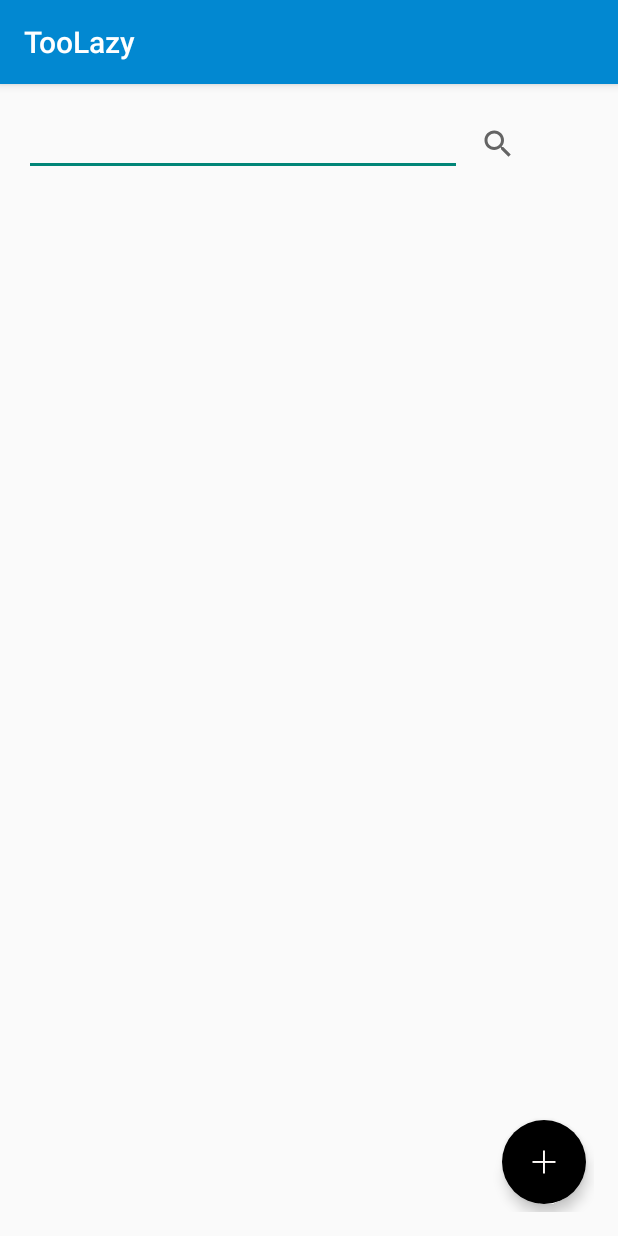
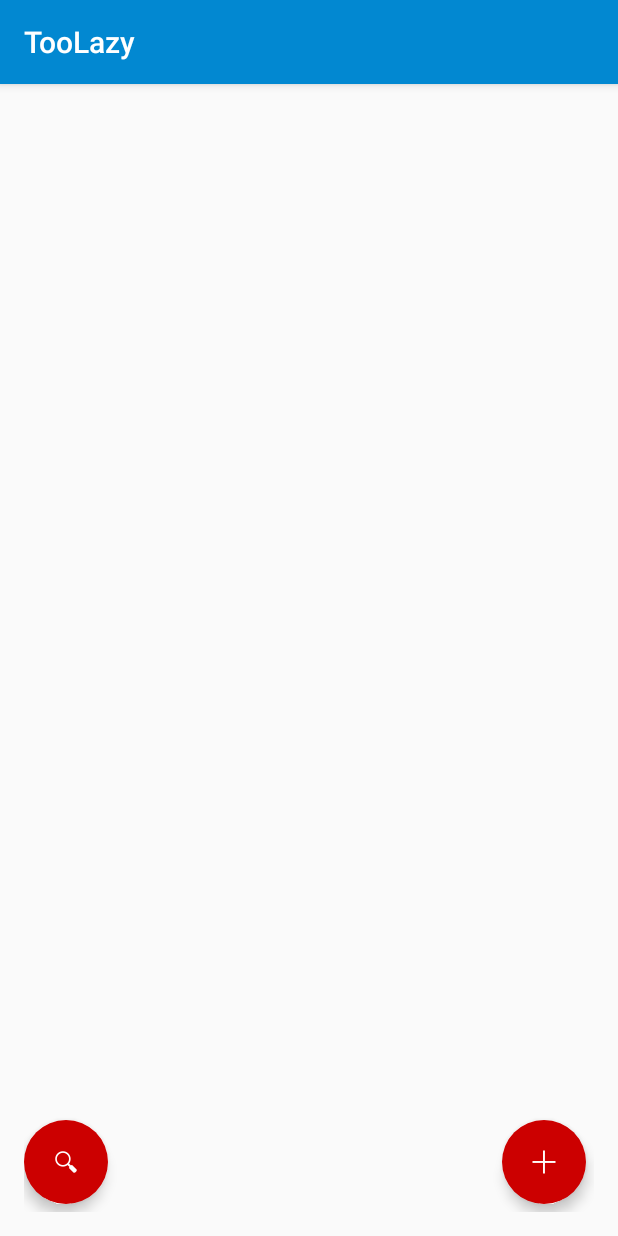
Before and after one commit to bward033/TooLazy, an Android app: the ViewAllAccounts screen opened directly, with no data from a screen before it, on a phone screen of 412 x 824 dp. Run offline under Robolectric (Android 15) with nearby library versions, the phone set to English and light mode, and no system bars.

Commit message:
still needs major work`

```diff
--- a/app/src/main/res/layout/activity_view_all_accounts.xml
+++ b/app/src/main/res/layout/activity_view_all_accounts.xml
@@ -13,31 +13,13 @@ xmlns:tools="http://schemas.android.com/tools"
     tools:context=".ViewAllAccounts">
 
 
-    <LinearLayout
-        android:orientation="horizontal"
-        android:layout_width="match_parent"
-        android:layout_height="wrap_content"
-        android:layout_gravity="right"
-        android:id="@+id/linearLayout2">
-
-        <EditText
-            android:layout_width="292dp"
-            android:layout_height="wrap_content"
-            android:id="@+id/editText2" />
-
-        <SearchView
-            android:layout_width="wrap_content"
-            android:layout_height="wrap_content"
-            android:id="@+id/searchView3" />
-    </LinearLayout>
-
     <android.support.design.widget.FloatingActionButton
         android:id="@+id/myFAB"
         android:layout_width="64dp"
         android:layout_height="64dp"
         android:src="@mipmap/ic_action_add"
         app:elevation="5dp"
-        app:backgroundTint="@android:color/black"
+        app:backgroundTint="@android:color/holo_red_dark"
         android:layout_alignParentBottom="true"
         android:layout_alignParentEnd="true"
         android:layout_alignParentRight="true"
@@ -50,6 +32,23 @@ xmlns:tools="http://schemas.android.com/tools"
         app:rippleColor="@android:color/holo_red_dark"
         />
 
+    <android.support.design.widget.FloatingActionButton
+        android:id="@+id/search"
+        android:layout_width="64dp"
+        android:layout_height="64dp"
+        android:src="@mipmap/ic_search"
+        app:elevation="5dp"
+        app:backgroundTint="@android:color/holo_red_dark"
+        android:layout_alignParentBottom="true"
+
+        android:onClick="addNewNoteFunction"
+        android:layout_marginBottom="5dp"
+        app:borderWidth="0dp"
+
+        android:background="@drawable/fab"
+        app:rippleColor="@android:color/holo_red_dark"
+        android:layout_alignParentStart="true" />
+
     <ListView
         android:layout_width="match_parent"
         android:layout_height="361dp"
@@ -57,7 +56,7 @@ xmlns:tools="http://schemas.android.com/tools"
         android:layout_alignParentBottom="true"
         android:layout_alignParentLeft="true"
         android:layout_alignParentStart="true"
-        android:layout_below="@+id/linearLayout2" />
+        android:layout_alignParentTop="true" />
 
 
     </RelativeLayout>
```
Also changed, not shown: app/src/main/res/layout/activity_view_all_tasks.xml (+20 -23 lines), app/src/main/ic_search-web.png (added), app/src/main/res/mipmap-hdpi/ic_search.png (added), app/src/main/res/mipmap-mdpi/ic_search.png (added), app/src/main/res/mipmap-xhdpi/ic_search.png (added), app/src/main/res/mipmap-xxhdpi/ic_search.png (added), app/src/main/res/mipmap-xxxhdpi/ic_search.png (added).
